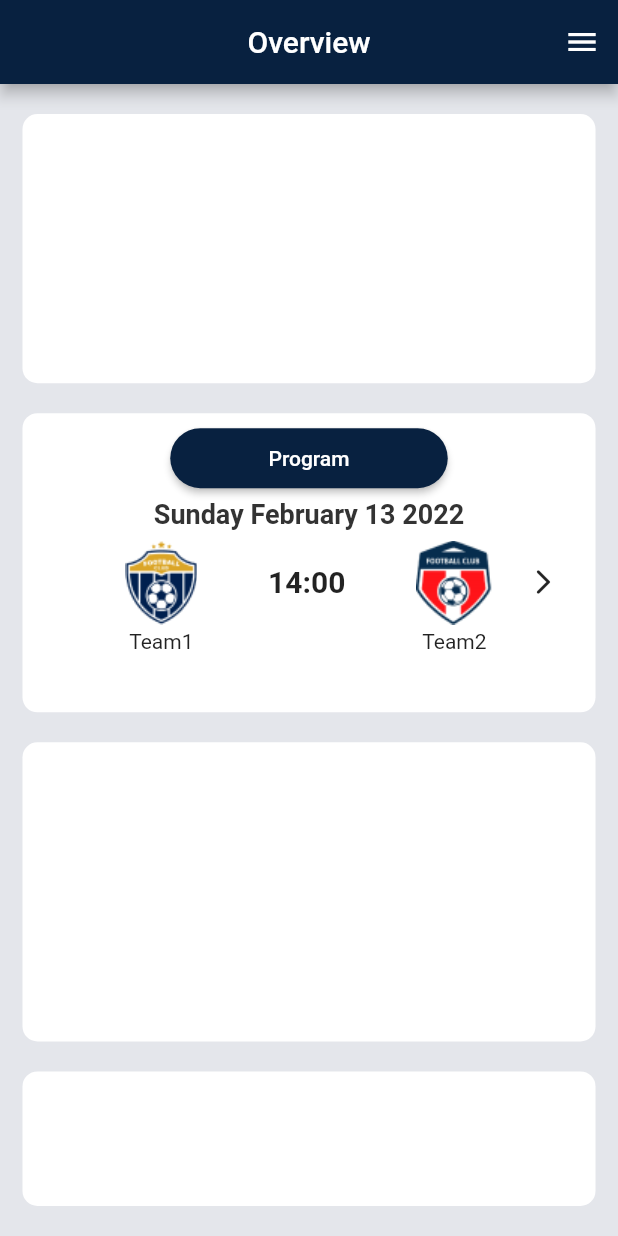
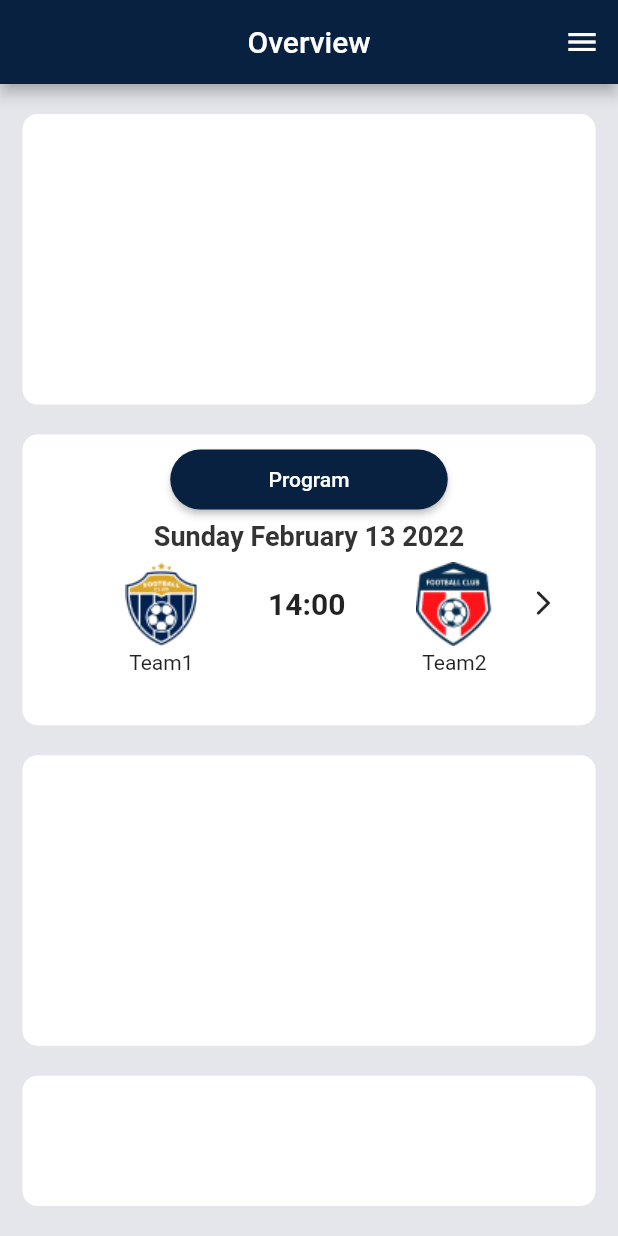
Before and after one commit to maciejdrobnik/SportManger, a Flutter app: the screen it shows after launch, on a phone screen of 412 x 824 dp. Run offline on Flutter 3.47's test engine with Material 2 defaults, Android fonts, the phone set to English and light mode, and no system bars; our stand-ins replace firebase_core; accounts and stored records are empty.

Commit message:
optimization of modules

```diff
--- a/lib/components/home_page/agenda.dart
+++ b/lib/components/home_page/agenda.dart
@@ -6,17 +6,6 @@ class Agenda extends StatelessWidget {
 
   @override
   Widget build(BuildContext context) {
-    return Expanded(
-      flex: constants.bigWhiteBoxFlex,
-      child:Padding(
-        padding: const EdgeInsets.symmetric(vertical: constants.homePagePaddingVertical),
-        child: Container(
-          decoration: const BoxDecoration(
-            color: constants.backgroundBox,
-            borderRadius: BorderRadius.all(Radius.circular(constants.homePageContainerBorderRadius)),
-          ),
-      ),
-      ),
-    );
+    return Container();
   }
 }
--- a/lib/components/home_page/chores.dart
+++ b/lib/components/home_page/chores.dart
@@ -6,17 +6,6 @@ class Chores extends StatelessWidget {
 
   @override
   Widget build(BuildContext context) {
-    return Expanded(
-      flex: constants.bigWhiteBoxFlex,
-        child:Padding(
-          padding: const EdgeInsets.only(bottom:constants.homePagePaddingVertical),
-          child: Container(
-            decoration: const BoxDecoration(
-              color: constants.backgroundBox,
-              borderRadius: BorderRadius.all(Radius.circular(constants.homePageContainerBorderRadius)),
-            ),
-        ),
-        ),
-    );
+    return Container();
   }
 }
--- a/lib/components/home_page/home_page.dart
+++ b/lib/components/home_page/home_page.dart
@@ -1,5 +1,6 @@
 import 'package:flutter/material.dart';
 import 'package:sport_manager/components/home_page/sponsor.dart';
+import 'package:sport_manager/components/home_page/white_container.dart';
 import 'agenda.dart';
 import 'chores.dart';
 import 'program.dart';
@@ -19,11 +20,11 @@ class HomePage extends StatelessWidget {
       ),
       backgroundColor: const Color(constants.homePageBackground),
       body: Padding(
-        padding: const EdgeInsets.symmetric(
-            horizontal: constants.homePagePaddingHorizontal),
+        padding: const EdgeInsets.only(
+            left: constants.homePagePaddingHorizontal, right:constants.homePagePaddingHorizontal, top: constants.homePagePaddingVertical ),
         child: Column(
           crossAxisAlignment: CrossAxisAlignment.stretch,
-          children: const [Agenda(), Program(), Chores(), Sponsor()],
+          children: const [WhiteContainer(flexValue: 2, content: Agenda()), WhiteContainer(flexValue: 2, content:Program()), WhiteContainer(flexValue: 2, content:Chores()), WhiteContainer(flexValue: 1, content:Sponsor())],
         ),
       ),
     );
--- a/lib/components/home_page/program.dart
+++ b/lib/components/home_page/program.dart
@@ -10,16 +10,7 @@ class Program extends StatelessWidget {
 
   @override
   Widget build(BuildContext context) {
-    return Expanded(
-      flex: constants.bigWhiteBoxFlex,
-      child: Padding(
-        padding: const EdgeInsets.only(bottom: constants.homePagePaddingVertical),
-        child: Container(
-          decoration: const BoxDecoration(
-            color: constants.backgroundBox,
-            borderRadius: BorderRadius.all(Radius.circular(constants.homePageContainerBorderRadius)),
-          ),
-          child: Padding(
+    return Padding(
             padding: const EdgeInsets.only(top: constants.programPaddingTop),
             child: Column(
               children: [
@@ -87,9 +78,6 @@ class Program extends StatelessWidget {
                 )
               ],
             ),
-          ),
-        ),
-      ),
     );
   }
 }
--- a/lib/components/home_page/sponsor.dart
+++ b/lib/components/home_page/sponsor.dart
@@ -6,16 +6,6 @@ class Sponsor extends StatelessWidget {
 
   @override
   Widget build(BuildContext context) {
-    return Expanded(
-      child:Padding(
-      padding: const EdgeInsets.only(bottom: constants.homePagePaddingVertical),
-      child:Container(
-        decoration: const BoxDecoration(
-          color: constants.backgroundBox,
-          borderRadius: BorderRadius.all(Radius.circular(constants.homePageContainerBorderRadius)),
-        ),
-      ),
-      ),
-    );
+    return Container();
   }
 }
--- /dev/null
+++ b/lib/components/home_page/white_container.dart
@@ -0,0 +1,25 @@
+import 'package:flutter/material.dart';
+import './../../assets/constants.dart' as constants;
+
+class WhiteContainer extends StatelessWidget {
+  final int flexValue;
+  final Widget content;
+  const WhiteContainer({Key? key, required this.flexValue, required this.content}) : super(key: key);
+
+  @override
+  Widget build(BuildContext context) {
+    return Expanded(
+      flex: flexValue,
+      child:Padding(
+        padding: const EdgeInsets.only(bottom: constants.homePagePaddingVertical),
+        child: Container(
+          decoration: const BoxDecoration(
+            color: constants.backgroundBox,
+            borderRadius: BorderRadius.all(Radius.circular(constants.homePageContainerBorderRadius)),
+          ),
+          child: content,
+        ),
+      ),
+    );
+  }
+}
```
